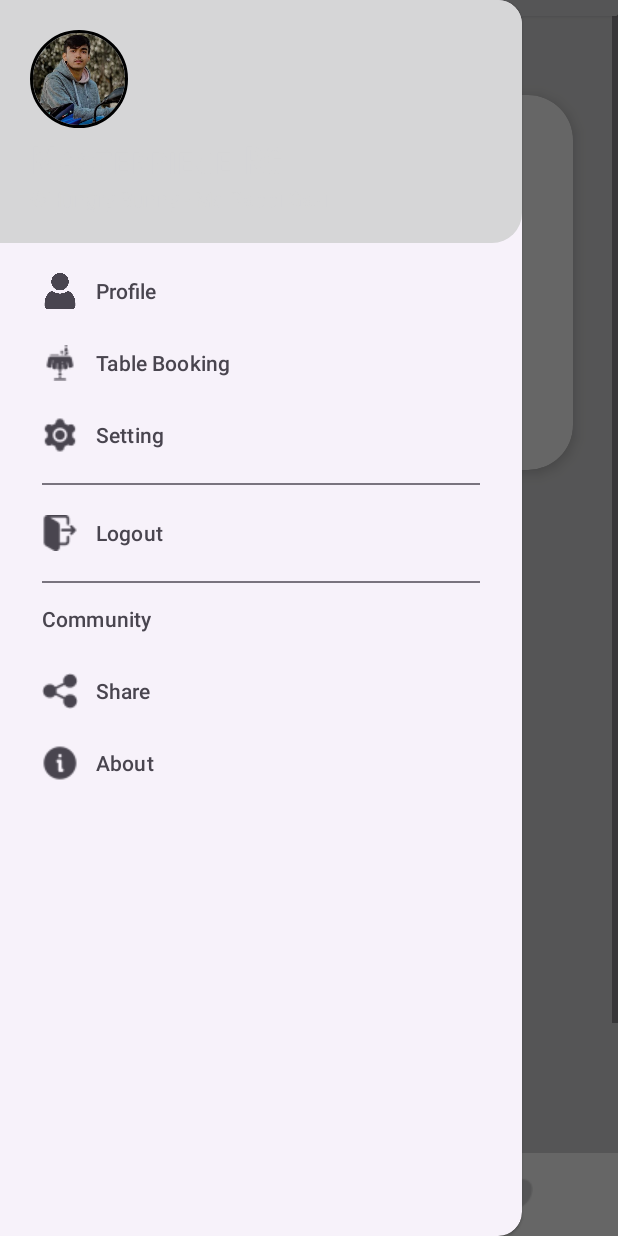
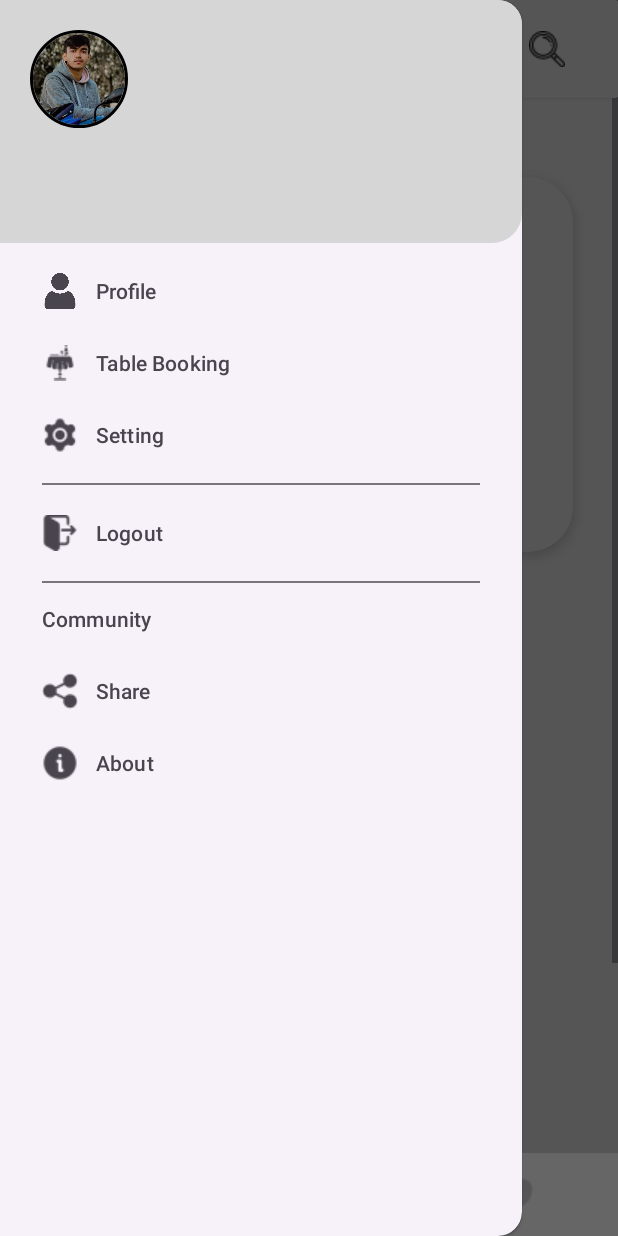
Before and after one commit to MasterpieceRG/DraftHB, an Android app: the screen it shows after launch (MainActivity), with the side drawer open, on a phone screen of 412 x 824 dp. Run offline under Robolectric (Android 15) with nearby library versions, the phone set to English and light mode, and no system bars; our stand-ins replace CircleImageView, navigation-ui; pictures from the network do not load.

Commit message:
randomItem added

```diff
--- a/app/src/main/java/com/example/presentationproject/fragments/Home.kt
+++ b/app/src/main/java/com/example/presentationproject/Fragments/Categories.kt
@@ -1,4 +1,4 @@
-package com.example.presentationproject.fragments
+package com.example.presentationproject.Fragments
 
 import android.os.Bundle
 import androidx.fragment.app.Fragment
@@ -7,12 +7,12 @@ import android.view.View
 import android.view.ViewGroup
 import com.example.presentationproject.R
 
-class Home : Fragment() {
+class Categories : Fragment() {
     override fun onCreateView(
         inflater: LayoutInflater, container: ViewGroup?,
         savedInstanceState: Bundle?
     ): View? {
         // Inflate the layout for this fragment
-        return inflater.inflate(R.layout.fragment_home, container, false)
+        return inflater.inflate(R.layout.fragment_categories, container, false)
     }
 }
--- /dev/null
+++ b/app/src/main/java/com/example/presentationproject/Fragments/Home.kt
@@ -0,0 +1,54 @@
+package com.example.presentationproject.Fragments
+
+import android.os.Bundle
+import android.util.Log
+import androidx.fragment.app.Fragment
+import android.view.LayoutInflater
+import android.view.View
+import android.view.ViewGroup
+import com.bumptech.glide.Glide
+import com.example.presentationproject.Meals.MealList
+import com.example.presentationproject.Retrofit.RetrofitInstance
+import com.example.presentationproject.databinding.FragmentHomeBinding
+import retrofit2.Call
+import retrofit2.Callback
+import retrofit2.Response
+
+class Home : Fragment() {
+    private lateinit var binding: FragmentHomeBinding
+
+    override fun onCreate(savedInstanceState: Bundle?) {
+        super.onCreate(savedInstanceState)
+    }
+
+
+    override fun onCreateView(
+        inflater: LayoutInflater, container: ViewGroup?,
+        savedInstanceState: Bundle?
+    ): View? {
+        binding = FragmentHomeBinding.inflate(inflater,container, false)
+        return binding.root
+    }
+
+
+    override fun onViewCreated(view: View, savedInstanceState: Bundle?) {
+        super.onViewCreated(view, savedInstanceState)
+
+        RetrofitInstance.api.getRandomMeal().enqueue(object : Callback<MealList> {
+            override fun onResponse(call: Call<MealList>, response: Response<MealList>) {
+                if (response.body() != null) {
+                    val randomMeal = response.body()!!.meals[0]
+                    Glide.with(this@Home)
+                        .load(randomMeal.strMealThumb)
+                        .into(binding.randomImage)
+                }else {
+                    return
+                }
+            }
+
+            override fun onFailure(call: Call<MealList>, t: Throwable) {
+                Log.d("TEST", t.message.toString())
+            }
+        })
+    }
+}
--- a/app/src/main/java/com/example/presentationproject/fragments/Wishlist.kt
+++ b/app/src/main/java/com/example/presentationproject/Fragments/Wishlist.kt
@@ -1,4 +1,4 @@
-package com.example.presentationproject.fragments
+package com.example.presentationproject.Fragments
 
 import android.os.Bundle
 import androidx.fragment.app.Fragment
--- /dev/null
+++ b/app/src/main/java/com/example/presentationproject/Meals/MealList.kt
@@ -0,0 +1,5 @@
+package com.example.presentationproject.Meals
+
+data class MealList(
+    val meals: List<Meal>
+)
--- /dev/null
+++ b/app/src/main/java/com/example/presentationproject/Retrofit/MealApi.kt
@@ -0,0 +1,10 @@
+package com.example.presentationproject.Retrofit
+
+import com.example.presentationproject.Meals.MealList
+import retrofit2.Call
+import retrofit2.http.GET
+
+interface MealApi {
+    @GET("random.php")
+    fun getRandomMeal():Call<MealList>
+}
--- /dev/null
+++ b/app/src/main/java/com/example/presentationproject/Retrofit/RetrofitInstance.kt
@@ -0,0 +1,14 @@
+package com.example.presentationproject.Retrofit
+
+import retrofit2.Retrofit
+import retrofit2.converter.gson.GsonConverterFactory
+
+object RetrofitInstance {
+    val api:MealApi by lazy {
+        Retrofit.Builder()
+            .baseUrl("https://www.themealdb.com/api/json/v1/1/")
+            .addConverterFactory(GsonConverterFactory.create())
+            .build()
+            .create(MealApi::class.java)
+    }
+}
--- a/app/src/main/res/layout/activity_main.xml
+++ b/app/src/main/res/layout/activity_main.xml
@@ -18,9 +18,8 @@
             android:layout_height="0dp"
             app:layout_constraintBottom_toTopOf="@+id/bottomNavView"
             app:layout_constraintEnd_toEndOf="parent"
-            app:layout_constraintHorizontal_bias="0.0"
-            app:layout_constraintStart_toStartOf="parent"
-            app:layout_constraintTop_toBottomOf="@id/toolbarCard"
+            app:layout_constraintStart_toStartOf="@+id/toolbar"
+            app:layout_constraintTop_toTopOf="@+id/toolbar"
             app:navGraph="@navigation/navigations"
             tools:ignore="NotSibling" />
 
--- a/app/src/main/res/layout/fragment_categories.xml
+++ b/app/src/main/res/layout/fragment_categories.xml
@@ -5,7 +5,7 @@
     android:layout_height="match_parent"
     xmlns:app="http://schemas.android.com/apk/res-auto"
     android:background="#F8BBD0"
-    tools:context=".fragments.Categories">
+    tools:context=".Fragments.Categories">
 
     <androidx.constraintlayout.widget.ConstraintLayout
         android:layout_width="match_parent"
--- a/app/src/main/res/layout/fragment_home.xml
+++ b/app/src/main/res/layout/fragment_home.xml
@@ -5,7 +5,7 @@
     android:layout_width="match_parent"
     android:layout_height="match_parent"
     android:background="@color/white"
-    tools:context=".fragments.Home">
+    tools:context=".Fragments.Home">
 
     <androidx.constraintlayout.widget.ConstraintLayout
         android:layout_width="match_parent"
@@ -40,7 +40,20 @@
                     android:textStyle="bold"
                     app:layout_constraintBottom_toBottomOf="parent"
                     app:layout_constraintStart_toStartOf="parent"
-                    app:layout_constraintTop_toTopOf="parent" />
+                    app:layout_constraintTop_toTopOf="parent"
+                    tools:ignore="HardcodedText" />
+
+                <ImageButton
+                    android:id="@+id/img_search"
+                    android:layout_width="55dp"
+                    android:layout_height="65dp"
+                    android:layout_marginEnd="20dp"
+                    android:backgroundTint="@color/white"
+                    android:src="@drawable/ic_search"
+                    app:layout_constraintEnd_toEndOf="parent"
+                    app:layout_constraintTop_toTopOf="parent"
+                    android:importantForAccessibility="no" />
+
 
             </androidx.constraintlayout.widget.ConstraintLayout>
         </androidx.cardview.widget.CardView>
@@ -53,7 +66,7 @@
 
             <androidx.constraintlayout.widget.ConstraintLayout
                 android:layout_width="match_parent"
-                android:layout_height="match_parent">
+                android:layout_height="wrap_content">
 
                 <TextView
                     android:id="@+id/tv1"
@@ -67,20 +80,31 @@
                     android:textStyle="bold"
                     app:layout_constraintEnd_toEndOf="parent"
                     app:layout_constraintStart_toStartOf="parent"
-                    app:layout_constraintTop_toTopOf="parent" />
+                    app:layout_constraintTop_toTopOf="parent"
+                    tools:ignore="HardcodedText" />
 
                 <androidx.cardview.widget.CardView
                     android:id="@+id/randomItem"
                     android:layout_width="match_parent"
                     android:layout_height="250dp"
                     android:layout_marginStart="30dp"
+                    app:cardBackgroundColor="@color/accent"
                     android:layout_marginTop="12dp"
                     android:layout_marginEnd="30dp"
                     app:cardCornerRadius="30dp"
                     app:cardElevation="5dp"
                     app:layout_constraintEnd_toEndOf="parent"
                     app:layout_constraintStart_toStartOf="parent"
-                    app:layout_constraintTop_toBottomOf="@+id/tv1" />
+                    app:layout_constraintTop_toBottomOf="@+id/tv1">
+
+                    <ImageView
+                        android:id="@+id/randomImage"
+                        android:layout_width="match_parent"
+                        android:layout_height="match_parent"
+                        android:scaleType="centerCrop"
+                        android:contentDescription="Random Image"
+                        tools:ignore="HardcodedText" />
+                </androidx.cardview.widget.CardView>
 
                 <TextView
                     android:id="@+id/tv2"
@@ -93,7 +117,8 @@
                     android:textStyle="bold"
                     app:layout_constraintEnd_toEndOf="@+id/randomItem"
                     app:layout_constraintStart_toStartOf="@+id/randomItem"
-                    app:layout_constraintTop_toBottomOf="@+id/randomItem" />
+                    app:layout_constraintTop_toBottomOf="@+id/randomItem"
+                    tools:ignore="HardcodedText" />
 
                 <androidx.recyclerview.widget.RecyclerView
                     android:id="@+id/popularRecyclerView"
@@ -119,7 +144,8 @@
                     android:textStyle="bold"
                     app:layout_constraintEnd_toEndOf="@+id/popularRecyclerView"
                     app:layout_constraintStart_toStartOf="@+id/popularRecyclerView"
-                    app:layout_constraintTop_toBottomOf="@+id/popularRecyclerView" />
+                    app:layout_constraintTop_toBottomOf="@+id/popularRecyclerView"
+                    tools:ignore="HardcodedText" />
 
                 <androidx.recyclerview.widget.RecyclerView
                     android:id="@+id/categoriesList"
@@ -140,8 +166,9 @@
                     app:layout_constraintBottom_toBottomOf="parent"
                     app:layout_constraintTop_toTopOf="parent"
                     app:layout_constraintVertical_bias="0.946"
-                    tools:ignore="MissingConstraints"
-                    tools:layout_editor_absoluteX="1dp" />
+                    tools:ignore="HardcodedText,MissingConstraints"
+                    tools:layout_editor_absoluteX="1dp"
+                    android:contentDescription="TODO" />
             </androidx.constraintlayout.widget.ConstraintLayout>
         </ScrollView>
     </androidx.constraintlayout.widget.ConstraintLayout>
--- a/app/src/main/res/layout/fragment_wishlist.xml
+++ b/app/src/main/res/layout/fragment_wishlist.xml
@@ -5,7 +5,7 @@
     xmlns:app="http://schemas.android.com/apk/res-auto"
     android:background="#FFCCBC"
     android:layout_height="match_parent"
-    tools:context=".fragments.Wishlist">
+    tools:context=".Fragments.Wishlist">
 
     <androidx.constraintlayout.widget.ConstraintLayout
         android:layout_width="match_parent"
--- a/app/src/main/res/navigation/navigations.xml
+++ b/app/src/main/res/navigation/navigations.xml
@@ -7,17 +7,17 @@
 
     <fragment
         android:id="@+id/home"
-        android:name="com.example.presentationproject.fragments.Home"
+        android:name="com.example.presentationproject.Fragments.Home"
         android:label="fragment_home"
         tools:layout="@layout/fragment_home" />
     <fragment
         android:id="@+id/wishlist"
-        android:name="com.example.presentationproject.fragments.Wishlist"
+        android:name="com.example.presentationproject.Fragments.Wishlist"
         android:label="fragment_wishlist"
         tools:layout="@layout/fragment_wishlist" />
     <fragment
         android:id="@+id/categories"
-        android:name="com.example.presentationproject.fragments.Categories"
+        android:name="com.example.presentationproject.Fragments.Categories"
         android:label="fragment_catagories"
         tools:layout="@layout/fragment_categories" />
 </navigation>
```
Also changed, not shown: app/build.gradle.kts (+8 -0 lines), app/src/main/java/com/example/presentationproject/Meals/Meal.kt (added, +57 -0 lines), app/src/main/java/com/example/presentationproject/fragments/Categories.kt (deleted, +0 -18 lines), app/src/main/res/drawable/ic_search.png (added).
